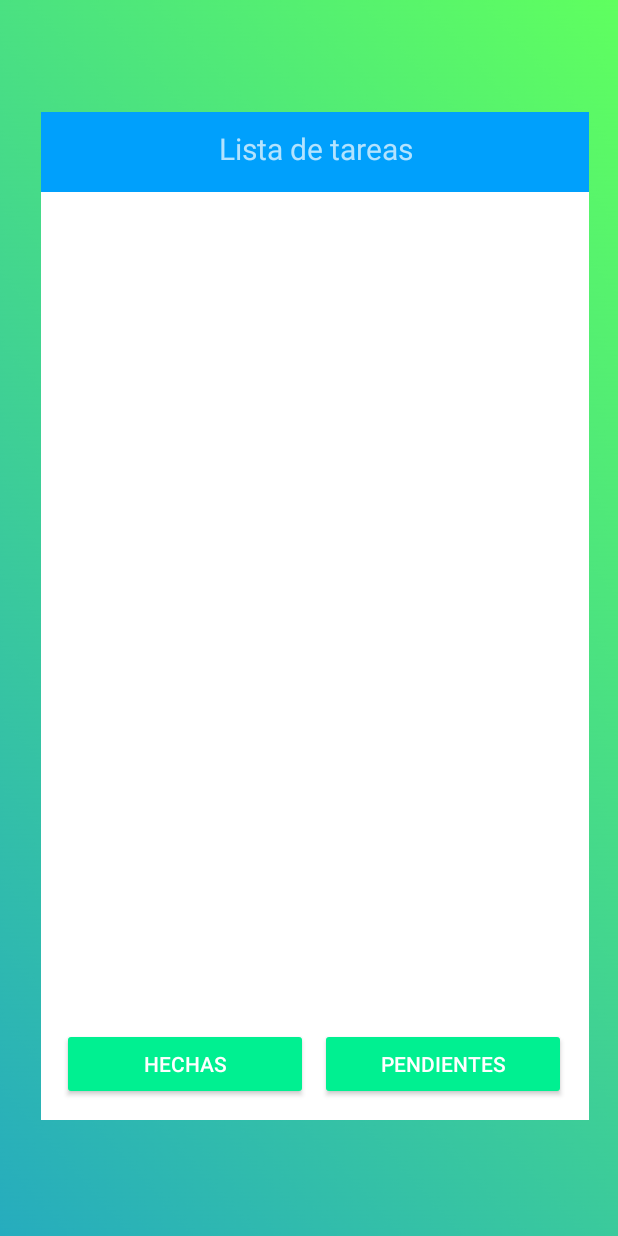
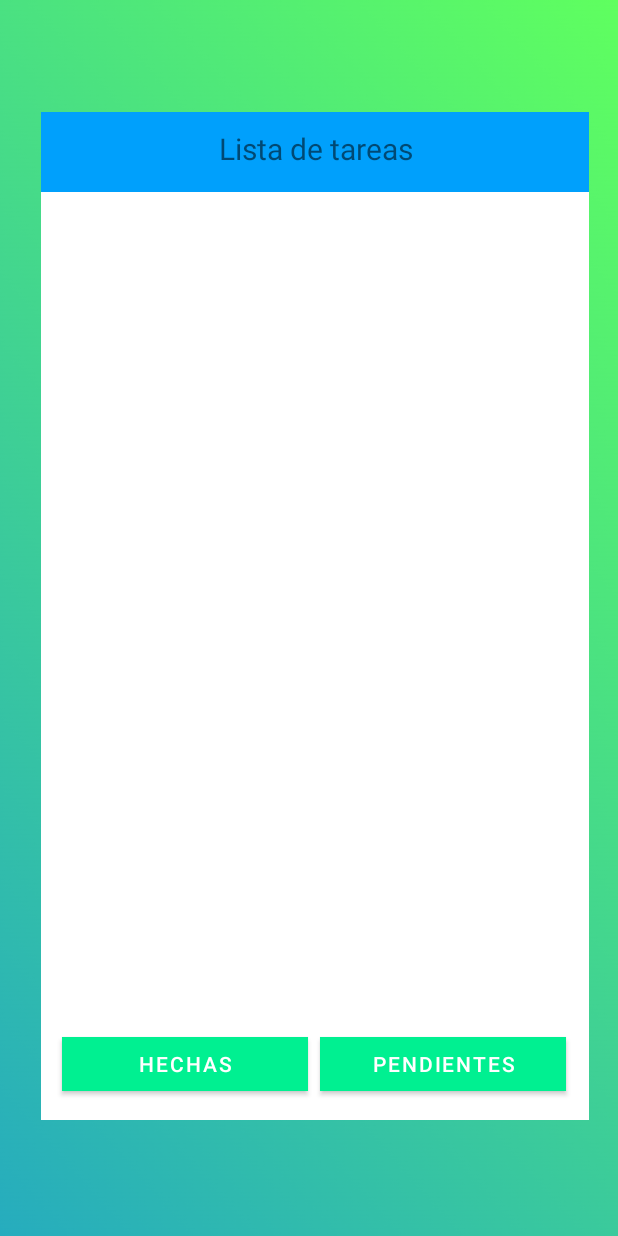
Before and after one commit to joelfano/Reto_Agenda, an Android app: the mainMenu screen opened directly, with no data from a screen before it, after a tap on an icon or button, on a phone screen of 412 x 824 dp. Run offline under Robolectric (Android 15) with nearby library versions, the phone set to English and light mode, and no system bars.

Commit message:
actionbar

```diff
--- a/Proyecto/app/src/main/AndroidManifest.xml
+++ b/Proyecto/app/src/main/AndroidManifest.xml
@@ -8,7 +8,7 @@
         android:label="@string/app_name"
         android:roundIcon="@mipmap/ic_launcher_round"
         android:supportsRtl="true"
-        android:theme="@style/Theme.AppCompat.NoActionBar">
+        android:theme="@style/Theme.Proyecto">
         <activity
             android:name=".newTask"
             android:exported="true" />
--- a/Proyecto/app/src/main/java/com/example/proyecto/MainActivity.java
+++ b/Proyecto/app/src/main/java/com/example/proyecto/MainActivity.java
@@ -25,6 +25,7 @@ public class MainActivity extends AppCompatActivity {
         et_Usuario = findViewById(R.id.et_Usuario);
         et_Contraseña = findViewById(R.id.et_Contraseña);
         cb_Recuerda= findViewById(R.id.cb_Recuerda);
+        getSupportActionBar().hide();
 
         String contra="12345";
         String usu="asier";
--- a/Proyecto/app/src/main/java/com/example/proyecto/taskList.java
+++ b/Proyecto/app/src/main/java/com/example/proyecto/taskList.java
@@ -16,10 +16,8 @@ public class taskList extends AppCompatActivity {
     protected void onCreate(Bundle savedInstanceState) {
         super.onCreate(savedInstanceState);
         setContentView(R.layout.activity_task_list);
+        getSupportActionBar().hide();
     }
 
-    //Consultar en la BD
-    public void consultaporcodigo(View v) {
 
-    }
 }
--- /dev/null
+++ b/Proyecto/app/src/main/res/menu/actionbar.xml
@@ -0,0 +1,14 @@
+<?xml version="1.0" encoding="utf-8"?>
+<menu xmlns:app="http://schemas.android.com/apk/res-auto"
+    xmlns:android="http://schemas.android.com/apk/res/android">
+
+    <item
+        android:id="@+id/op1"
+        android:title="Cambiar contraseña" />
+    <item
+        android:id="@+id/op2"
+        android:title="Acerca de" />
+    <item
+        android:id="@+id/op3"
+        android:title="Crear nueva tarea" />
+</menu>
```
Also changed, not shown: Proyecto/app/src/main/java/com/example/proyecto/mainMenu.java (+26 -0 lines), Proyecto/app/src/main/java/com/example/proyecto/newTask.java (+5 -4 lines), Proyecto/app/src/main/res/layout/list_element.xml (+2 -7 lines).
